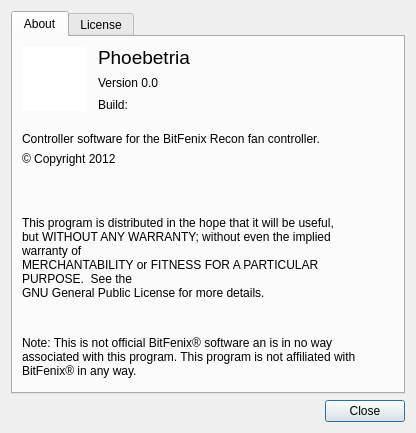
Qt form gui_about.ui (Shub77/phoebetria-code) before a commit.
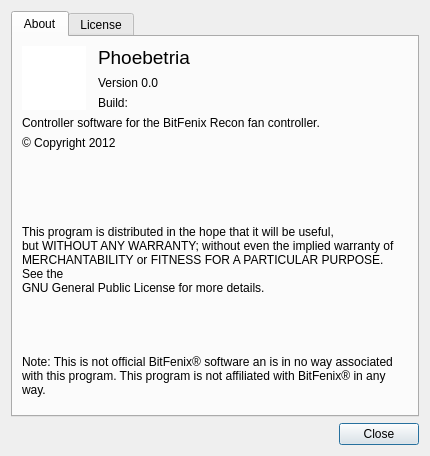
The same form after that commit. Icons and pictures are not drawn.

Commit message: Updated About Dialog.

Diff of the .ui file:
```diff
--- a/gui_about.ui
+++ b/gui_about.ui
@@ -6,8 +6,8 @@
    <rect>
     <x>0</x>
     <y>0</y>
-    <width>416</width>
-    <height>433</height>
+    <width>430</width>
+    <height>456</height>
    </rect>
   </property>
   <property name="windowTitle">
@@ -27,15 +27,8 @@
       <attribute name="title">
        <string>About</string>
       </attribute>
-      <widget class="QWidget" name="">
-       <property name="geometry">
-        <rect>
-         <x>9</x>
-         <y>9</y>
-         <width>229</width>
-         <height>66</height>
-        </rect>
-       </property>
+      <layout class="QVBoxLayout" name="verticalLayout_6">
+       <item>
        <layout class="QHBoxLayout" name="horizontalLayout">
         <item>
          <widget class="QGraphicsView" name="graphicsView">
@@ -100,6 +93,12 @@
               <verstretch>0</verstretch>
              </sizepolicy>
             </property>
+             <property name="minimumSize">
+              <size>
+               <width>0</width>
+               <height>0</height>
+              </size>
+             </property>
             <property name="font">
              <font>
               <pointsize>14</pointsize>
@@ -118,6 +117,12 @@
               <verstretch>0</verstretch>
              </sizepolicy>
             </property>
+             <property name="minimumSize">
+              <size>
+               <width>0</width>
+               <height>0</height>
+              </size>
+             </property>
             <property name="font">
              <font>
               <pointsize>9</pointsize>
@@ -136,6 +141,12 @@
               <verstretch>0</verstretch>
              </sizepolicy>
             </property>
+             <property name="minimumSize">
+              <size>
+               <width>0</width>
+               <height>0</height>
+              </size>
+             </property>
             <property name="text">
              <string>Build:</string>
             </property>
@@ -144,16 +155,8 @@
          </layout>
         </item>
        </layout>
-      </widget>
-      <widget class="QWidget" name="">
-       <property name="geometry">
-        <rect>
-         <x>9</x>
-         <y>94</y>
-         <width>310</width>
-         <height>35</height>
-        </rect>
-       </property>
+       </item>
+       <item>
        <layout class="QVBoxLayout" name="verticalLayout_4">
         <item>
          <widget class="QLabel" name="label_3">
@@ -182,16 +185,21 @@
          </widget>
         </item>
        </layout>
-      </widget>
-      <widget class="QWidget" name="">
-       <property name="geometry">
-        <rect>
-         <x>9</x>
-         <y>150</y>
-         <width>347</width>
-         <height>191</height>
-        </rect>
-       </property>
+       </item>
+       <item>
+        <spacer name="verticalSpacer_3">
+         <property name="orientation">
+          <enum>Qt::Vertical</enum>
+         </property>
+         <property name="sizeHint" stdset="0">
+          <size>
+           <width>20</width>
+           <height>3</height>
+          </size>
+         </property>
+        </spacer>
+       </item>
+       <item>
        <layout class="QVBoxLayout" name="verticalLayout_5">
         <item>
          <spacer name="verticalSpacer">
@@ -209,11 +217,17 @@
         <item>
          <widget class="QLabel" name="label_4">
           <property name="sizePolicy">
-           <sizepolicy hsizetype="Expanding" vsizetype="Expanding">
+            <sizepolicy hsizetype="Expanding" vsizetype="MinimumExpanding">
             <horstretch>0</horstretch>
             <verstretch>0</verstretch>
            </sizepolicy>
           </property>
+           <property name="minimumSize">
+            <size>
+             <width>0</width>
+             <height>80</height>
+            </size>
+           </property>
           <property name="text">
            <string>This program is distributed in the hope that it will be useful,
 but WITHOUT ANY WARRANTY; without even the implied warranty of
@@ -244,11 +258,54 @@
         <item>
          <widget class="QLabel" name="label_5">
           <property name="sizePolicy">
-           <sizepolicy hsizetype="Expanding" vsizetype="Expanding">
+            <sizepolicy hsizetype="Expanding" vsizetype="MinimumExpanding">
             <horstretch>0</horstretch>
             <verstretch>0</verstretch>
            </sizepolicy>
           </property>
+           <property name="minimumSize">
+            <size>
+             <width>0</width>
+             <height>60</height>
+            </size>
+           </property>
+           <property name="palette">
+            <palette>
+             <active>
+              <colorrole role="Text">
+               <brush brushstyle="SolidPattern">
+                <color alpha="255">
+                 <red>70</red>
+                 <green>70</green>
+                 <blue>70</blue>
+                </color>
+               </brush>
+              </colorrole>
+             </active>
+             <inactive>
+              <colorrole role="Text">
+               <brush brushstyle="SolidPattern">
+                <color alpha="255">
+                 <red>70</red>
+                 <green>70</green>
+                 <blue>70</blue>
+                </color>
+               </brush>
+              </colorrole>
+             </inactive>
+             <disabled>
+              <colorrole role="Text">
+               <brush brushstyle="SolidPattern">
+                <color alpha="255">
+                 <red>120</red>
+                 <green>120</green>
+                 <blue>120</blue>
+                </color>
+               </brush>
+              </colorrole>
+             </disabled>
+            </palette>
+           </property>
           <property name="text">
            <string>Note: This is not official BitFenix® software an is in no way associated with this program. This program is not affiliated with BitFenix® in any way.</string>
           </property>
@@ -261,7 +318,8 @@
          </widget>
         </item>
        </layout>
-      </widget>
+       </item>
+      </layout>
      </widget>
      <widget class="QWidget" name="tab_2">
       <attribute name="title">
```
Left out of the diff: 12 changed lines with no effect on the pictures. Lines whose indentation alone changed are shown as unchanged. The commit also changes 2 other files.
